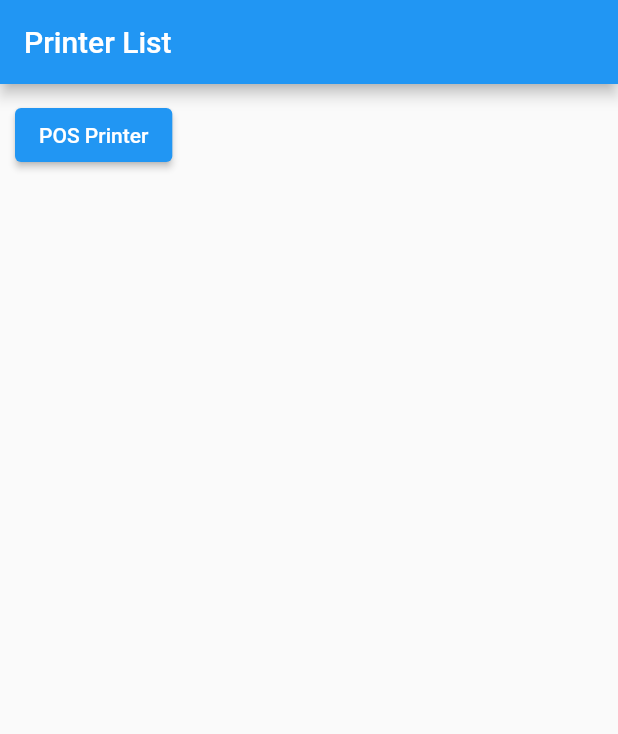
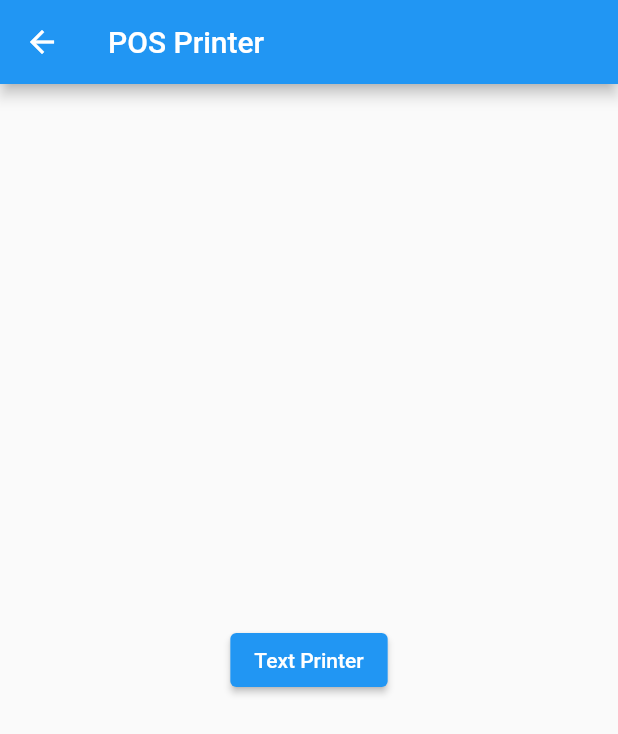
Before and after one commit to DavidMilai/Thermal-Printer, a Flutter app: the screen it shows after launch, after a tap on "POS Printer", on a phone screen of 412 x 824 dp. Shown: the top 734 px of the screen. Run offline on Flutter 3.47's test engine with Material 2 defaults, Android fonts, the phone set to English and light mode, and no system bars; missing offline and left inert: esc_pos_printer, esc_pos_utils.

Commit message:
pos printer test

```diff
--- /dev/null
+++ b/lib/screens/pos_printer_screen.dart
@@ -0,0 +1,81 @@
+import 'package:esc_pos_printer/esc_pos_printer.dart';
+import 'package:esc_pos_utils/esc_pos_utils.dart';
+import 'package:flutter/material.dart';
+
+class PosPrinterScreen extends StatefulWidget {
+  const PosPrinterScreen({Key key}) : super(key: key);
+
+  @override
+  State<PosPrinterScreen> createState() => _PosPrinterScreenState();
+}
+
+class _PosPrinterScreenState extends State<PosPrinterScreen> {
+  PaperSize paper = PaperSize.mm80;
+  var profile;
+  var printer;
+  PosPrintResult res;
+
+  setup() async {
+    profile = await CapabilityProfile.load();
+    printer = NetworkPrinter(paper, profile);
+
+    res = await printer.connect('192.168.0.123', port: 9100);
+
+    if (res == PosPrintResult.success) {
+      testReceipt(printer);
+      printer.disconnect();
+    }
+
+    print('Print result: ${res.msg}');
+  }
+
+  void testReceipt(NetworkPrinter printer) {
+    printer.text(
+        'Regular: aA bB cC dD eE fF gG hH iI jJ kK lL mM nN oO pP qQ rR sS tT uU vV wW xX yY zZ');
+    printer.text('Special 1: àÀ èÈ éÉ ûÛ üÜ çÇ ôÔ',
+        styles: PosStyles(codeTable: 'CP1252'));
+    printer.text('Special 2: blåbærgrød',
+        styles: PosStyles(codeTable: 'CP1252'));
+
+    printer.text('Bold text', styles: PosStyles(bold: true));
+    printer.text('Reverse text', styles: PosStyles(reverse: true));
+    printer.text('Underlined text',
+        styles: PosStyles(underline: true), linesAfter: 1);
+    printer.text('Align left', styles: PosStyles(align: PosAlign.left));
+    printer.text('Align center', styles: PosStyles(align: PosAlign.center));
+    printer.text('Align right',
+        styles: PosStyles(align: PosAlign.right), linesAfter: 1);
+
+    printer.text('Text size 200%',
+        styles: PosStyles(
+          height: PosTextSize.size2,
+          width: PosTextSize.size2,
+        ));
+
+    printer.feed(2);
+    printer.cut();
+  }
+
+  @override
+  void initState() {
+    super.initState();
+    setup();
+  }
+
+  @override
+  Widget build(BuildContext context) {
+    return Scaffold(
+      appBar: AppBar(title: Text("POS Printer")),
+      body: Container(
+        child: Center(
+          child: ElevatedButton(
+            child: Text("Text Printer"),
+            onPressed: () {
+              // testReceipt()
+            },
+          ),
+        ),
+      ),
+    );
+  }
+}
--- a/lib/screens/printer_screens.dart
+++ b/lib/screens/printer_screens.dart
@@ -1,22 +1,23 @@
+import 'package:ThermalPrinter/screens/pos_printer_screen.dart';
 import 'package:flutter/material.dart';
-
 
 class PrinterScreens extends StatelessWidget {
   const PrinterScreens({Key key}) : super(key: key);
 
   @override
   Widget build(BuildContext context) {
-    return Scaffold(appBar: AppBar(
-      title: Text("Printer List")
-    ),
+    return Scaffold(
+      appBar: AppBar(title: Text("Printer List")),
       body: Padding(
-        padding:  EdgeInsets.all(10),
+        padding: EdgeInsets.all(10),
         child: Column(
           children: [
             ElevatedButton(
-                child:           Text("POS Printer"),
-
-                onPressed: ()=>print("Hello"))
+                child: Text("POS Printer"),
+                onPressed: () => Navigator.push(
+                    context,
+                    MaterialPageRoute(
+                        builder: (context) => PosPrinterScreen())))
           ],
         ),
       ),
--- a/pubspec.yaml
+++ b/pubspec.yaml
@@ -28,6 +28,7 @@ dependencies:
   # The following adds the Cupertino Icons font to your application.
   # Use with the CupertinoIcons class for iOS style icons.
   cupertino_icons: ^1.0.0
+  esc_pos_printer: ^4.1.0
 
 dev_dependencies:
   flutter_test:
```
Also changed, not shown: pubspec.lock.
